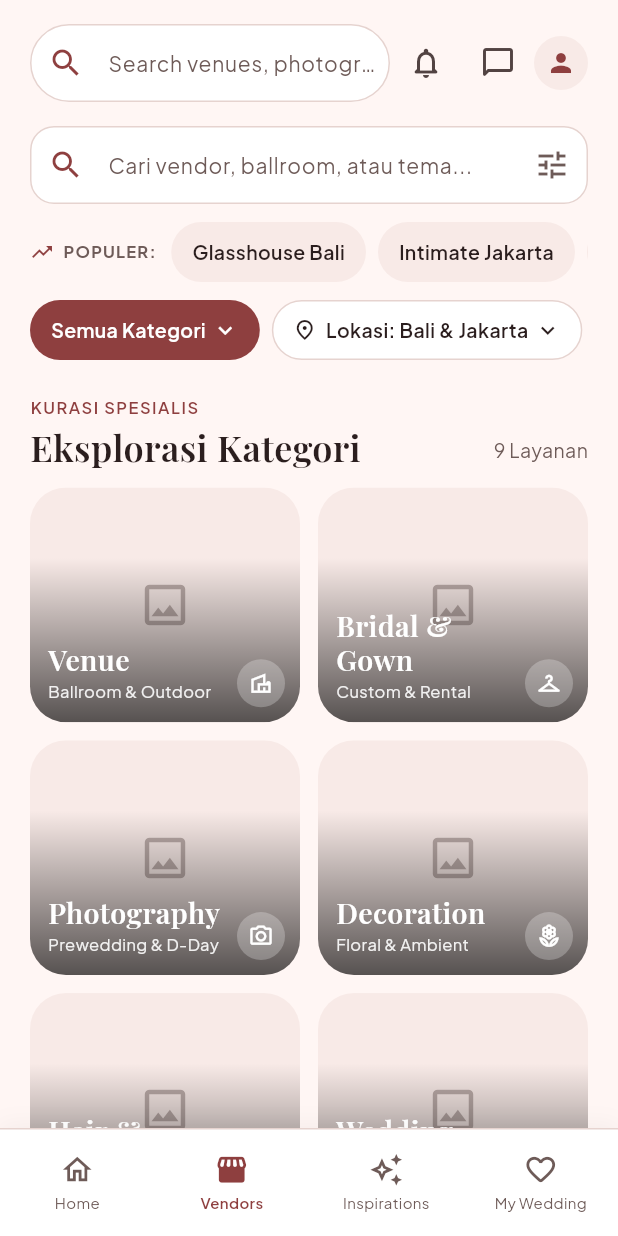
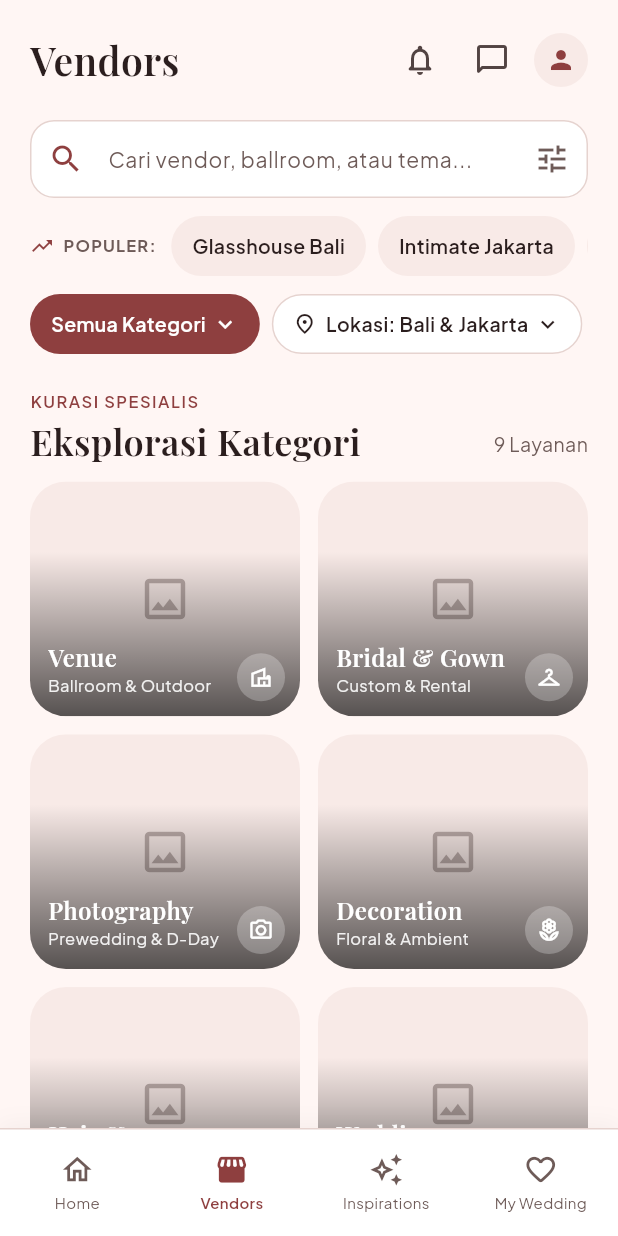
Before and after one commit to mfalim/Mobile_MyDream, a Flutter app: the VendorPage screen opened by its route, on a phone screen of 412 x 824 dp. Run offline on Flutter 3.47's test engine with Material 3 defaults, Android fonts, the light colour scheme and no system bars; our stand-ins replace flutter_riverpod, flutter_svg, go_router, google_fonts.

Commit message:
feat(vendors): build vendors screen from Figma with mock data and search

```diff
--- a/lib/features/vendors/presentation/pages/vendor_page.dart
+++ b/lib/features/vendors/presentation/pages/vendor_page.dart
@@ -76,6 +76,7 @@ class _VendorPageState extends ConsumerState<VendorPage> {
   Widget _buildContent(VendorsData data) {
     const gap = SizedBox(height: AppSpacing.lg);
     final featured = _filter(data.featured);
+    final isSearching = _search.text.trim().isNotEmpty;
 
     return ListView(
       padding: const EdgeInsets.fromLTRB(
@@ -86,7 +87,6 @@ class _VendorPageState extends ConsumerState<VendorPage> {
       ),
       children: [
         VendorsTopBar(
-          controller: _search,
           onNotifications: () => _soon('Notifikasi'),
           onChat: () => _soon('Pesan'),
         ),
@@ -98,6 +98,8 @@ class _VendorPageState extends ConsumerState<VendorPage> {
           onFilterTap: _soon,
         ),
         gap,
+        // Kategori hanya tampil di keadaan awal (belum mencari).
+        if (!isSearching) ...[
           SectionHeader(
             eyebrow: 'Kurasi Spesialis',
             eyebrowColor: AppColors.primary,
@@ -136,15 +138,18 @@ class _VendorPageState extends ConsumerState<VendorPage> {
             ),
           ),
           gap,
+        ],
         // Klaim voucher = aksi yang butuh login: router mengarahkan tamu ke Login.
         VendorsPromoBanner(onClaim: () => context.push(AppRoutes.cart)),
         gap,
         SectionHeader(
-          eyebrow: 'Pilihan Editor',
+          eyebrow: isSearching ? 'Hasil Pencarian' : 'Pilihan Editor',
           eyebrowColor: AppColors.primary,
-          title: 'Featured Vendors of the Month',
-          actionLabel: 'Lihat Semua',
-          onAction: () => _search.clear(),
+          title: isSearching
+              ? '${featured.length} Vendor Ditemukan'
+              : 'Featured Vendors of the Month',
+          actionLabel: isSearching ? 'Hapus' : 'Lihat Semua',
+          onAction: _search.clear,
         ),
         const SizedBox(height: 12),
         if (featured.isEmpty)
--- a/lib/features/vendors/presentation/widgets/category_grid.dart
+++ b/lib/features/vendors/presentation/widgets/category_grid.dart
@@ -74,7 +74,7 @@ class _CategoryTile extends StatelessWidget {
                     maxLines: 2,
                     overflow: TextOverflow.ellipsis,
                     style: AppTypography.heading(
-                      19,
+                      16,
                     ).copyWith(color: Colors.white),
                   ),
                   const SizedBox(height: 2),
--- a/lib/features/vendors/presentation/widgets/vendors_search_section.dart
+++ b/lib/features/vendors/presentation/widgets/vendors_search_section.dart
@@ -24,8 +24,11 @@ class VendorsSearchSection extends StatelessWidget {
         AppSearchField(
           controller: controller,
           hint: 'Cari vendor, ballroom, atau tema...',
-          trailingIcon: Icons.tune,
-          onTrailingTap: () => onFilterTap('Filter'),
+          trailingIcon:
+              controller.text.isEmpty ? Icons.tune : Icons.close_rounded,
+          onTrailingTap: controller.text.isEmpty
+              ? () => onFilterTap('Filter')
+              : controller.clear,
         ),
         const SizedBox(height: 12),
         SingleChildScrollView(
--- a/lib/features/vendors/presentation/widgets/vendors_top_bar.dart
+++ b/lib/features/vendors/presentation/widgets/vendors_top_bar.dart
@@ -1,16 +1,14 @@
 import 'package:flutter/material.dart';
 import 'package:w51/app/theme/app_colors.dart';
-import 'package:w51/core/widgets/search_field.dart';
+import 'package:w51/app/theme/app_typography.dart';
 
 class VendorsTopBar extends StatelessWidget {
   const VendorsTopBar({
-    required this.controller,
     required this.onNotifications,
     required this.onChat,
     super.key,
   });
 
-  final TextEditingController controller;
   final VoidCallback onNotifications;
   final VoidCallback onChat;
 
@@ -18,13 +16,7 @@ class VendorsTopBar extends StatelessWidget {
   Widget build(BuildContext context) {
     return Row(
       children: [
-        Expanded(
-          child: AppSearchField(
-            controller: controller,
-            hint: 'Search venues, photographers...',
-            borderRadius: 999,
-          ),
-        ),
+        Expanded(child: Text('Vendors', style: AppTypography.heading(26))),
         IconButton(
           tooltip: 'Notifikasi',
           onPressed: onNotifications,
@@ -35,6 +27,7 @@ class VendorsTopBar extends StatelessWidget {
           onPressed: onChat,
           icon: const Icon(Icons.chat_bubble_outline_rounded),
         ),
+        const SizedBox(width: 4),
         const CircleAvatar(
           radius: 18,
           backgroundColor: AppColors.surfaceTint,
```
Lines whose indentation alone changed are shown as unchanged.
